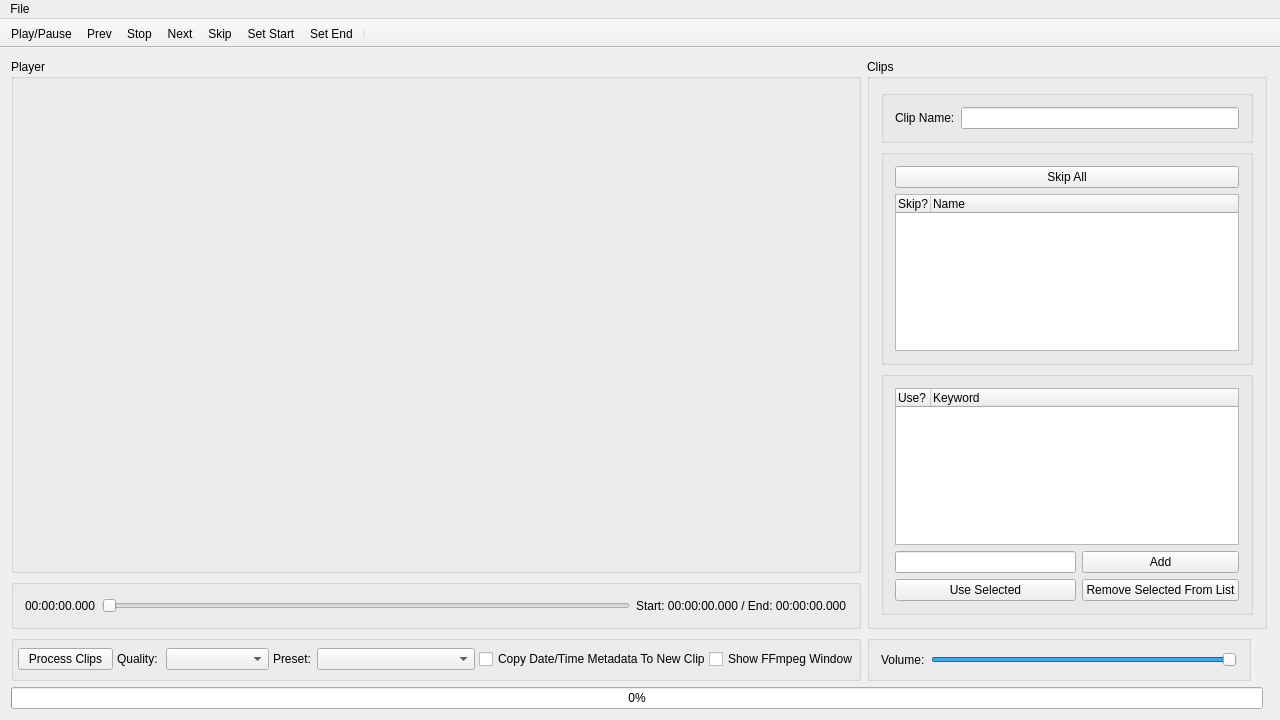
Jimmy-Baby/ClipCutter, file src/ClipCutter/ccmainwindow.ui: the form before one commit.
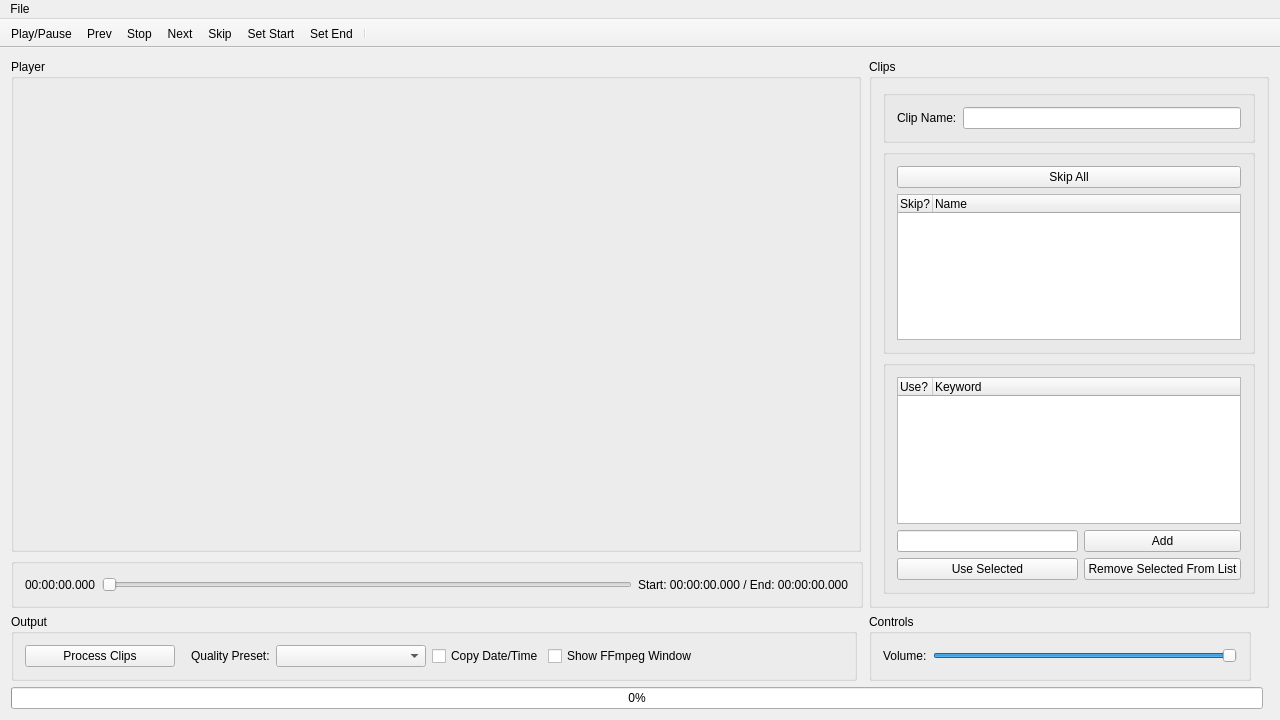
The form after the commit. Icons and pictures are not drawn.

Diff of the .ui file:
```diff
--- a/src/ClipCutter/ccmainwindow.ui
+++ b/src/ClipCutter/ccmainwindow.ui
@@ -30,73 +30,7 @@
   </property>
   <widget class="QWidget" name="centralWidget">
    <layout class="QGridLayout" name="gridLayout">
-    <item row="5" column="2">
-     <widget class="QGroupBox" name="timelineBox">
-      <property name="maximumSize">
-       <size>
-        <width>16777215</width>
-        <height>50</height>
-       </size>
-      </property>
-      <property name="title">
-       <string/>
-      </property>
-      <layout class="QGridLayout" name="gridLayout_6">
-       <item row="0" column="1">
-        <widget class="QSlider" name="timelineSlider">
-         <property name="styleSheet">
-          <string notr="true"/>
-         </property>
-         <property name="maximum">
-          <number>1</number>
-         </property>
-         <property name="value">
-          <number>0</number>
-         </property>
-         <property name="orientation">
-          <enum>Qt::Horizontal</enum>
-         </property>
-        </widget>
-       </item>
-       <item row="0" column="2">
-        <widget class="QLabel" name="startEndLabel">
-         <property name="text">
-          <string>Start: 00:00:00.000 / End: 00:00:00.000</string>
-         </property>
-        </widget>
-       </item>
-       <item row="0" column="0">
-        <widget class="QLabel" name="timelineLabel">
-         <property name="text">
-          <string>00:00:00.000</string>
-         </property>
-        </widget>
-       </item>
-      </layout>
-     </widget>
-    </item>
-    <item row="4" column="2">
-     <widget class="QGroupBox" name="playerBox">
-      <property name="minimumSize">
-       <size>
-        <width>850</width>
-        <height>0</height>
-       </size>
-      </property>
-      <property name="title">
-       <string>Player</string>
-      </property>
-      <layout class="QGridLayout" name="playerLayout"/>
-     </widget>
-    </item>
-    <item row="7" column="2" colspan="4">
-     <widget class="QProgressBar" name="progressBar">
-      <property name="value">
-       <number>0</number>
-      </property>
-     </widget>
-    </item>
-    <item row="4" column="3" rowspan="2" colspan="4">
+    <item row="4" column="4" rowspan="2" colspan="4">
      <widget class="QGroupBox" name="clipsBox">
       <property name="minimumSize">
        <size>
@@ -258,73 +192,83 @@
       </layout>
      </widget>
     </item>
-    <item row="6" column="3">
-     <widget class="QGroupBox" name="volumeBox">
-      <property name="maximumSize">
-       <size>
-        <width>400</width>
-        <height>50</height>
-       </size>
-      </property>
-      <property name="title">
-       <string/>
-      </property>
-      <layout class="QGridLayout" name="gridLayout_7">
-       <item row="0" column="1">
-        <widget class="QLabel" name="volumeLabel">
-         <property name="text">
-          <string>Volume:</string>
-         </property>
-        </widget>
-       </item>
-       <item row="0" column="2">
-        <widget class="QSlider" name="volumeSlider">
-         <property name="accessibleName">
-          <string/>
-         </property>
-         <property name="maximum">
-          <number>100</number>
-         </property>
-         <property name="value">
-          <number>100</number>
-         </property>
-         <property name="orientation">
-          <enum>Qt::Horizontal</enum>
-         </property>
-        </widget>
-       </item>
-      </layout>
-     </widget>
-    </item>
     <item row="6" column="2">
      <widget class="QGroupBox" name="processButtonBox">
       <property name="maximumSize">
        <size>
-        <width>16777215</width>
-        <height>50</height>
+        <width>600050</width>
+        <height>70</height>
        </size>
       </property>
+      <property name="styleSheet">
+       <string notr="true"/>
+      </property>
       <property name="title">
-       <string/>
+       <string>Output</string>
       </property>
-      <layout class="QGridLayout" name="gridLayout_8">
-       <property name="leftMargin">
-        <number>4</number>
-       </property>
-       <property name="topMargin">
-        <number>0</number>
-       </property>
-       <property name="rightMargin">
-        <number>4</number>
-       </property>
-       <property name="bottomMargin">
-        <number>0</number>
-       </property>
-       <property name="spacing">
-        <number>4</number>
-       </property>
-       <item row="0" column="2">
+      <layout class="QHBoxLayout" name="horizontalLayout">
+       <item>
+        <widget class="QPushButton" name="processButton">
+         <property name="minimumSize">
+          <size>
+           <width>150</width>
+           <height>0</height>
+          </size>
+         </property>
+         <property name="maximumSize">
+          <size>
+           <width>150</width>
+           <height>16777215</height>
+          </size>
+         </property>
+         <property name="text">
+          <string>Process Clips</string>
+         </property>
+        </widget>
+       </item>
+       <item>
+        <spacer name="horizontalSpacer_2">
+         <property name="orientation">
+          <enum>Qt::Horizontal</enum>
+         </property>
+         <property name="sizeType">
+          <enum>QSizePolicy::Fixed</enum>
+         </property>
+         <property name="sizeHint" stdset="0">
+          <size>
+           <width>10</width>
+           <height>20</height>
+          </size>
+         </property>
+        </spacer>
+       </item>
+       <item>
+        <widget class="QLabel" name="qualityLabel">
+         <property name="maximumSize">
+          <size>
+           <width>80</width>
+           <height>16777215</height>
+          </size>
+         </property>
+         <property name="text">
+          <string>Quality Preset:</string>
+         </property>
+        </widget>
+       </item>
+       <item>
         <widget class="QComboBox" name="qualityCombo">
+         <property name="minimumSize">
+          <size>
+           <width>150</width>
+           <height>0</height>
+          </size>
+         </property>
+         <property name="maximumSize">
+          <size>
+           <width>150</width>
+           <height>16777215</height>
+          </size>
+         </property>
          <property name="toolTip">
           <string>&lt;html&gt;&lt;head/&gt;&lt;body&gt;&lt;p&gt;Copy - (Time: Instant) Copies all video and audio data directly, may result in out-of-sync video/audio in some cases.&lt;/p&gt;&lt;p&gt;Low - (Slow-ish) Lowest quality re-encoding (CRF 27).&lt;/p&gt;&lt;p&gt;Medium - (Slower) Medium quality re-encoding (CRF 24).&lt;/p&gt;&lt;p&gt;High - (Slowest) High quality re-encoding (CRF 21).&lt;/p&gt;&lt;/body&gt;&lt;/html&gt;|</string>
          </property>
@@ -341,37 +285,24 @@
           <number>-1</number>
          </property>
          <property name="placeholderText">
-          <string>Select quality</string>
+          <string>Select quality preset</string>
          </property>
         </widget>
        </item>
-       <item row="0" column="0">
-        <widget class="QPushButton" name="processButton">
-         <property name="minimumSize">
-          <size>
-           <width>0</width>
-           <height>0</height>
-          </size>
-         </property>
-         <property name="text">
-          <string>Process Clips</string>
-         </property>
-        </widget>
-       </item>
-       <item row="0" column="5">
+       <item>
         <widget class="QCheckBox" name="checkboxCopyMetadata">
          <property name="maximumSize">
           <size>
-           <width>226</width>
+           <width>110</width>
            <height>16777215</height>
           </size>
          </property>
          <property name="text">
-          <string>Copy Date/Time Metadata To New Clip</string>
+          <string>Copy Date/Time</string>
          </property>
         </widget>
        </item>
-       <item row="0" column="6">
+       <item>
         <widget class="QCheckBox" name="checkboxShowFfmpeg">
          <property name="maximumSize">
           <size>
@@ -384,36 +315,123 @@
          </property>
         </widget>
        </item>
-       <item row="0" column="1">
-        <widget class="QLabel" name="label">
-         <property name="maximumSize">
-          <size>
-           <width>45</width>
-           <height>16777215</height>
-          </size>
+       <item>
+        <spacer name="horizontalSpacer">
+         <property name="orientation">
+          <enum>Qt::Horizontal</enum>
          </property>
-         <property name="text">
-          <string>Quality:</string>
-         </property>
-        </widget>
-       </item>
-       <item row="0" column="4">
-        <widget class="QComboBox" name="presetCombo">
-         <property name="placeholderText">
-          <string>Select Encoding Preset</string>
-         </property>
-        </widget>
-       </item>
-       <item row="0" column="3">
-        <widget class="QLabel" name="label_2">
-         <property name="maximumSize">
+         <property name="sizeHint" stdset="0">
           <size>
            <width>40</width>
-           <height>16777215</height>
+           <height>20</height>
           </size>
          </property>
+        </spacer>
+       </item>
+      </layout>
+     </widget>
+    </item>
+    <item row="8" column="2" colspan="5">
+     <widget class="QProgressBar" name="progressBar">
+      <property name="value">
+       <number>0</number>
+      </property>
+     </widget>
+    </item>
+    <item row="6" column="4">
+     <widget class="QGroupBox" name="volumeBox">
+      <property name="maximumSize">
+       <size>
+        <width>400</width>
+        <height>70</height>
+       </size>
+      </property>
+      <property name="styleSheet">
+       <string notr="true"/>
+      </property>
+      <property name="title">
+       <string>Controls</string>
+      </property>
+      <layout class="QGridLayout" name="gridLayout_7">
+       <item row="0" column="0">
+        <widget class="QLabel" name="volumeLabel">
          <property name="text">
-          <string>Preset:</string>
+          <string>Volume:</string>
+         </property>
+        </widget>
+       </item>
+       <item row="0" column="1">
+        <widget class="QSlider" name="volumeSlider">
+         <property name="accessibleName">
+          <string/>
+         </property>
+         <property name="maximum">
+          <number>100</number>
+         </property>
+         <property name="value">
+          <number>100</number>
+         </property>
+         <property name="orientation">
+          <enum>Qt::Horizontal</enum>
+         </property>
+        </widget>
+       </item>
+      </layout>
+     </widget>
+    </item>
+    <item row="4" column="2">
+     <widget class="QGroupBox" name="playerBox">
+      <property name="minimumSize">
+       <size>
+        <width>850</width>
+        <height>0</height>
+       </size>
+      </property>
+      <property name="title">
+       <string>Player</string>
+      </property>
+      <layout class="QGridLayout" name="playerLayout"/>
+     </widget>
+    </item>
+    <item row="5" column="2" colspan="2">
+     <widget class="QGroupBox" name="timelineBox">
+      <property name="maximumSize">
+       <size>
+        <width>16777215</width>
+        <height>50</height>
+       </size>
+      </property>
+      <property name="title">
+       <string/>
+      </property>
+      <layout class="QGridLayout" name="gridLayout_6">
+       <item row="0" column="1">
+        <widget class="QSlider" name="timelineSlider">
+         <property name="styleSheet">
+          <string notr="true"/>
+         </property>
+         <property name="maximum">
+          <number>1</number>
+         </property>
+         <property name="value">
+          <number>0</number>
+         </property>
+         <property name="orientation">
+          <enum>Qt::Horizontal</enum>
+         </property>
+        </widget>
+       </item>
+       <item row="0" column="2">
+        <widget class="QLabel" name="startEndLabel">
+         <property name="text">
+          <string>Start: 00:00:00.000 / End: 00:00:00.000</string>
+         </property>
+        </widget>
+       </item>
+       <item row="0" column="0">
+        <widget class="QLabel" name="timelineLabel">
+         <property name="text">
+          <string>00:00:00.000</string>
          </property>
         </widget>
        </item>
```
Left out of the diff: 25 changed lines with no effect on the pictures.
